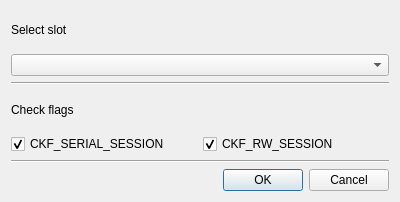
Above: CryptokiMan/open_session_dlg.ui from jykim74/CryptokiMan before the change. Below: the same form after it.
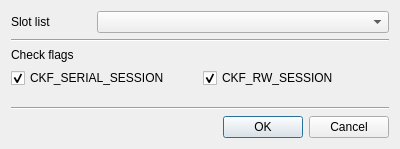
That is the form after the change.

Diff of the .ui file:
```diff
--- a/CryptokiMan/open_session_dlg.ui
+++ b/CryptokiMan/open_session_dlg.ui
@@ -7,24 +7,37 @@
     <x>0</x>
     <y>0</y>
     <width>400</width>
-    <height>202</height>
+    <height>149</height>
    </rect>
   </property>
   <property name="windowTitle">
    <string>Open session</string>
   </property>
   <layout class="QVBoxLayout" name="verticalLayout">
-   <item>
-    <widget class="QLabel" name="label">
-     <property name="text">
-      <string>Select slot</string>
-     </property>
-    </widget>
-   </item>
    <item>
     <layout class="QHBoxLayout" name="horizontalLayout">
      <item>
-      <widget class="QComboBox" name="mSlotsCombo"/>
+      <widget class="QLabel" name="label">
+       <property name="minimumSize">
+        <size>
+         <width>80</width>
+         <height>0</height>
+        </size>
+       </property>
+       <property name="text">
+        <string>Slot list</string>
+       </property>
+      </widget>
+     </item>
+     <item>
+      <widget class="QComboBox" name="mSlotsCombo">
+       <property name="sizePolicy">
+        <sizepolicy hsizetype="Preferred" vsizetype="Fixed">
+         <horstretch>1</horstretch>
+         <verstretch>0</verstretch>
+        </sizepolicy>
+       </property>
+      </widget>
      </item>
     </layout>
    </item>
@@ -66,6 +79,19 @@
      </item>
     </layout>
    </item>
+   <item>
+    <spacer name="verticalSpacer">
+     <property name="orientation">
+      <enum>Qt::Vertical</enum>
+     </property>
+     <property name="sizeHint" stdset="0">
+      <size>
+       <width>20</width>
+       <height>40</height>
+      </size>
+     </property>
+    </spacer>
+   </item>
    <item>
     <widget class="Line" name="line_2">
      <property name="orientation">
```
